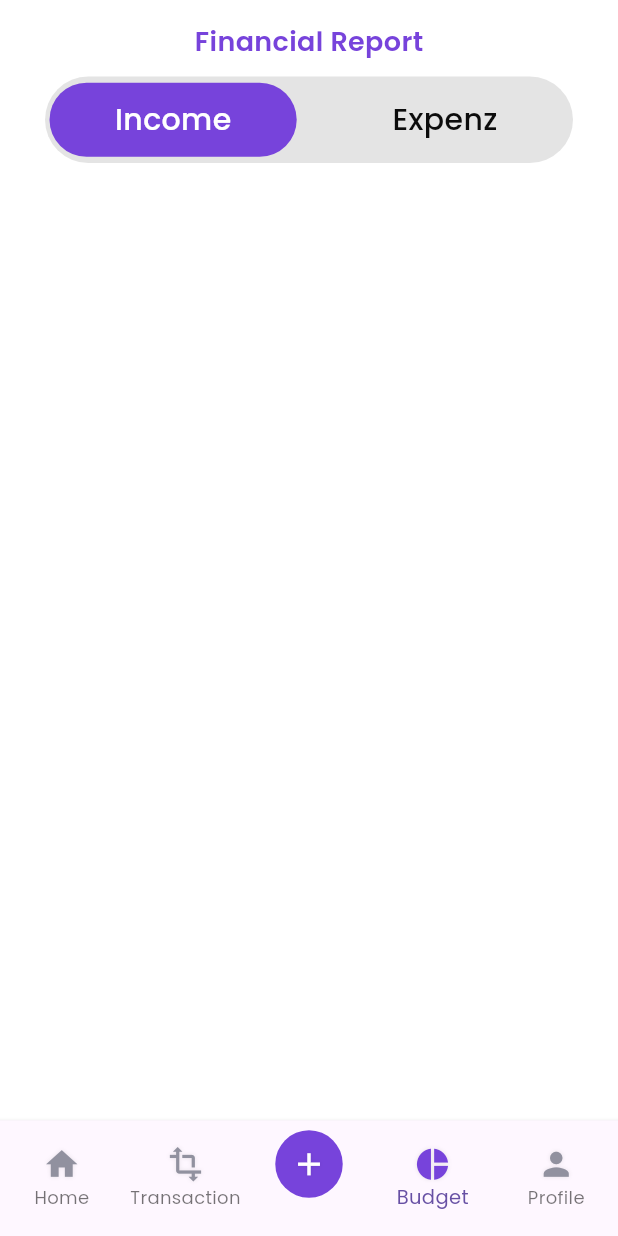
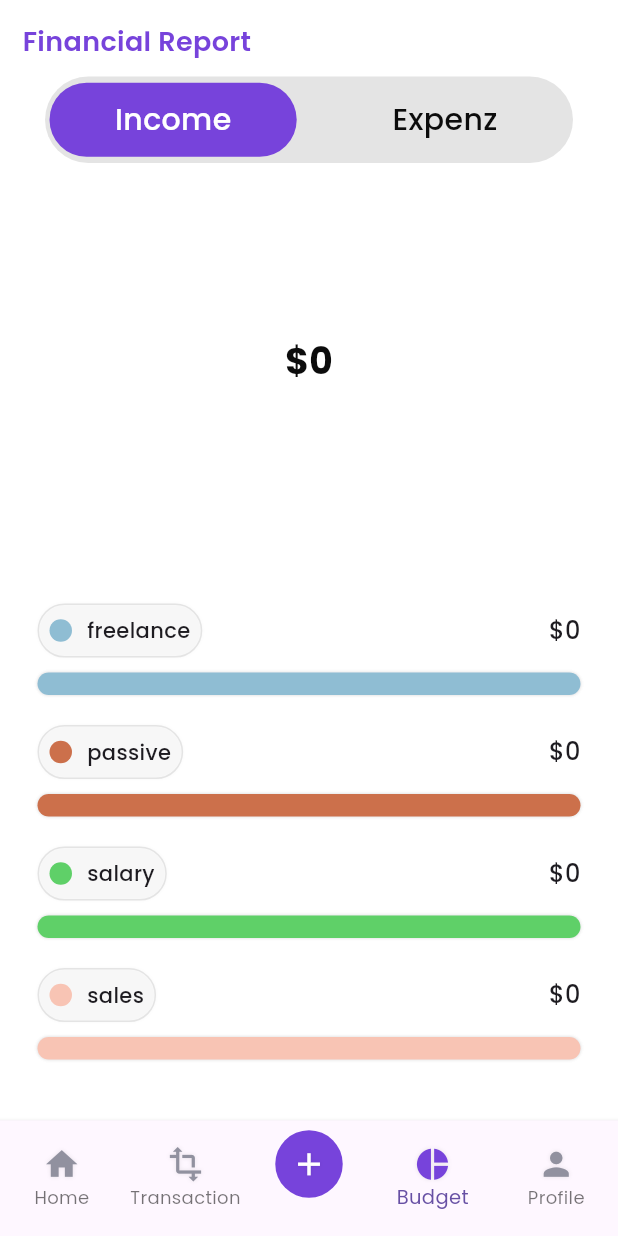
Before and after one commit to uchamod/flutter-Expenz_Manager, a Flutter app: the MainPage screen opened directly, item 4 of the bottom bar chosen, on a phone screen of 412 x 824 dp. Run offline on Flutter 3.47's test engine with Material 3 defaults, Android fonts, the phone set to English and light mode, and no system bars; drawn by our look-alikes of fl_chart; our stand-ins replace shared_preferences, smooth_page_indicator; accounts and stored records are empty.

Commit message:
implemant budget page with pie chat analysis

```diff
--- a/lib/model/expenzmodel.dart
+++ b/lib/model/expenzmodel.dart
@@ -22,7 +22,7 @@ class Expenzes {
   final ExpenzCategory catrgory;
   final String title;
   final String discription;
-  final dynamic amount;
+  final double amount;
   final String date;
   final String time;
 
--- a/lib/model/incomemodel.dart
+++ b/lib/model/incomemodel.dart
@@ -4,10 +4,26 @@ import 'package:flutter/material.dart';
 enum incomeCategory { salary, passive, freelance, sales }
 
 Map<incomeCategory, Icon> incomeCategoryImages = {
-  incomeCategory.salary:const Icon(Icons.attach_money_rounded,color: Colors.green,size: 35,),
-  incomeCategory.passive: const Icon(Icons.work_history_sharp,color: Colors.red,size: 35,),
-  incomeCategory.freelance: const Icon(Icons.design_services,color: Colors.blue,size: 35,),
-  incomeCategory.sales:const Icon(Icons.sell_outlined,color: Colors.orange,size: 35,)
+  incomeCategory.salary: const Icon(
+    Icons.attach_money_rounded,
+    color: Colors.green,
+    size: 35,
+  ),
+  incomeCategory.passive: const Icon(
+    Icons.work_history_sharp,
+    color: Colors.red,
+    size: 35,
+  ),
+  incomeCategory.freelance: const Icon(
+    Icons.design_services,
+    color: Colors.blue,
+    size: 35,
+  ),
+  incomeCategory.sales: const Icon(
+    Icons.sell_outlined,
+    color: Colors.orange,
+    size: 35,
+  )
 };
 Map<incomeCategory, Color> incomeColors = {
   incomeCategory.salary: const Color(0xff5FD068),
@@ -21,7 +37,7 @@ class Incomes {
   final incomeCategory catrgory;
   final String title;
   final String discription;
-  final dynamic amount;
+  final double amount;
   final String date;
   final String time;
 
@@ -56,7 +72,7 @@ class Incomes {
       discription: json["discription"],
       amount: json["amount"],
       date: json["date"],
-      time:json["time"],
+      time: json["time"],
     );
   }
 }
--- a/lib/screens/budgetpage/budget.dart
+++ b/lib/screens/budgetpage/budget.dart
@@ -1,8 +1,19 @@
+import 'package:expenze_manager/model/expenzmodel.dart';
+import 'package:expenze_manager/model/incomemodel.dart';
 import 'package:expenze_manager/util/constants.dart';
+import 'package:expenze_manager/widgets/categoryprogress_indicator.dart';
+import 'package:expenze_manager/widgets/piechartdigram.dart';
 import 'package:flutter/material.dart';
 
 class BudgetPage extends StatefulWidget {
-  const BudgetPage({super.key});
+  final Map<ExpenzCategory, double> expenzMap;
+  final Map<incomeCategory, double> incomeMap;
+
+  const BudgetPage({
+    super.key,
+    required this.expenzMap,
+    required this.incomeMap,
+  });
 
   @override
   State<BudgetPage> createState() => _BudgetPageState();
@@ -10,15 +21,26 @@ class BudgetPage extends StatefulWidget {
 
 class _BudgetPageState extends State<BudgetPage> {
   int _pageChecker = 0;
+  double amountE = 0;
+  double amountI = 0;
   @override
   Widget build(BuildContext context) {
+    amountE = widget.expenzMap[ExpenzCategory.entertainment]! +
+        widget.expenzMap[ExpenzCategory.food]! +
+        widget.expenzMap[ExpenzCategory.helth]! +
+        widget.expenzMap[ExpenzCategory.vechical]!;
+    amountI = widget.incomeMap[incomeCategory.freelance]! +
+        widget.incomeMap[incomeCategory.passive]! +
+        widget.incomeMap[incomeCategory.salary]! +
+        widget.incomeMap[incomeCategory.sales]!;
     return SafeArea(
       child: Scaffold(
         backgroundColor: Colors.white,
         body: Padding(
           padding: const EdgeInsets.all(15),
+          child: SingleChildScrollView(
             child: Column(
-            mainAxisAlignment: MainAxisAlignment.start,
+              crossAxisAlignment: CrossAxisAlignment.start,
               children: [
                 Text(
                   "Financial Report",
@@ -27,7 +49,9 @@ class _BudgetPageState extends State<BudgetPage> {
                       fontWeight: FontWeight.w600,
                       color: kcButtonBlue),
                 ),
-              const SizedBox(height: 10,),
+                const SizedBox(
+                  height: 10,
+                ),
                 Padding(
                   padding: const EdgeInsets.symmetric(horizontal: 15),
                   child: Container(
@@ -101,7 +125,62 @@ class _BudgetPageState extends State<BudgetPage> {
                     ),
                   ),
                 ),
+
+                //pie chart
+                SizedBox(
+                  width: double.maxFinite,
+                  height: MediaQuery.of(context).size.height * 0.32,
+                  child: PieChartDigram(
+                    expenzMap: widget.expenzMap,
+                    incomeMap: widget.incomeMap,
+                    isExpenz: _pageChecker == 1,
+                  ),
+                ),
+                const SizedBox(
+                  height: 20,
+                ),
+                //list view
+                _pageChecker != 0
+                    ? ListView.builder(
+                        shrinkWrap: true,
+                        scrollDirection: Axis.vertical,
+                        physics: const AlwaysScrollableScrollPhysics(),
+                        itemCount: widget.expenzMap.length,
+                        itemBuilder: (context, index) {
+                          //get category
+                          final category = widget.expenzMap.keys.toList()[index];
+                          //get amount for each category
+                          double amount = widget.expenzMap.values.toList()[index];
+                          //get category color
+                          final categoryColor = expenzColors[category]!;
+                          return CategoryprogressIndicator(
+                              category: category.name,
+                              amount: amount,
+                              total: amountE,
+                              categoryColor: categoryColor);
+                        },
+                      )
+                    : ListView.builder(
+                        shrinkWrap: true,
+                        scrollDirection: Axis.vertical,
+                        physics: const AlwaysScrollableScrollPhysics(),
+                        itemCount: widget.incomeMap.length,
+                        itemBuilder: (context, index) {
+                          //get category
+                          final category = widget.incomeMap.keys.toList()[index];
+                          //get amount for each category
+                          double amount = widget.incomeMap.values.toList()[index];
+                          //get category color
+                          final categoryColor = incomeColors[category]!;
+                          return CategoryprogressIndicator(
+                              category: category.name,
+                              amount: amount,
+                              total: amountI,
+                              categoryColor: categoryColor);
+                        },
+                      )
               ],
+            ),
           ),
         ),
       ),
--- a/lib/screens/homepage/homepage.dart
+++ b/lib/screens/homepage/homepage.dart
@@ -22,8 +22,8 @@ class HomePage extends StatefulWidget {
 
 class _HomePageState extends State<HomePage> {
   String username = "";
-  dynamic totalExpenz;
-  dynamic totalIncome;
+  double  totalExpenz=0;
+  double totalIncome=0;
   // List<Expenzes> expenzWrapperList = DataWrapper().expenzList;
   // List<Incomes> incomeWrapperList = DataWrapper().incomeList;
 
@@ -38,15 +38,15 @@ class _HomePageState extends State<HomePage> {
 
       }
     });
-    //  setState(() {
-    //       for (var i = 0; i < widget.expenzList!.length; i++) {
-    //         totalExpenz += widget.expenzList![i].amount;
-    //       }
-    //       for (var i = 0; i < widget.incomeList!.length; i++) {
-    //         totalIncome += widget.incomeList![i].amount;
-    //       }
-    //     });
-    super.initState();
+     setState(() {
+          for (var i = 0; i < widget.expenzList!.length; i++) {
+            totalExpenz += widget.expenzList![i].amount;
+          }
+          for (var i = 0; i < widget.incomeList!.length; i++) {
+            totalIncome += widget.incomeList![i].amount;
+          }
+        });
+   // super.initState();
   }
 
   @override
@@ -101,12 +101,12 @@ class _HomePageState extends State<HomePage> {
                       FullExpenzShowCard(
                           icon: Icons.arrow_downward_rounded,
                           title: "Income",
-                          amount: totalIncome.toString(),
+                          amount: totalIncome,
                           color: kcCardGreen),
                       FullExpenzShowCard(
                           icon: Icons.arrow_upward,
                           title: "Expenz",
-                          amount: totalExpenz.toString(),
+                          amount: totalExpenz,
                           color: kcCardRed)
                     ],
                   ),
@@ -182,7 +182,7 @@ class _HomePageState extends State<HomePage> {
                                         title: expenz.title,
                                         discription: expenz.discription,
                                         amount: expenz.amount,
-                                        time: expenz.time,
+                                        time: expenz.date,
                                         image: expenzCategoryImages[
                                             expenz.catrgory]!);
                                   }),
--- a/lib/screens/transactionpage/transaction.dart
+++ b/lib/screens/transactionpage/transaction.dart
@@ -92,7 +92,7 @@ class _TransactionPageState extends State<TransactionPage> {
                                       title: expenz.title,
                                       discription: expenz.discription,
                                       amount: expenz.amount,
-                                      time: expenz.time,
+                                      time: expenz.date,
                                       image: expenzCategoryImages[
                                           expenz.catrgory]!),
                                 );
@@ -102,7 +102,7 @@ class _TransactionPageState extends State<TransactionPage> {
                 ),
               ),
               const SizedBox(
-                height: 15,
+                height: 25,
               ),
               Text(
                 "Incomes",
@@ -152,7 +152,7 @@ class _TransactionPageState extends State<TransactionPage> {
                                   title: incomes.title,
                                   discription: incomes.discription,
                                   amount: incomes.amount,
-                                  time: incomes.time,
+                                  time: incomes.date,
                                   image:
                                       incomeCategoryImages[incomes.catrgory]!),
                             );
--- a/lib/util/constants.dart
+++ b/lib/util/constants.dart
@@ -9,4 +9,5 @@ Color kcCardGreen = const Color(0xff00A86B);
 Color kcCardRed = const Color(0xffFD3C4A);
 Color kcCardyellow = const Color(0xffFCAC12);
 Color kccardShadow = const Color(0xffE4E4E4);
+Color kcIndicatorbackground = const Color(0xffF1F1FA);
 Color kcCardlightblue = const Color.fromARGB(255, 3, 110, 168);
--- /dev/null
+++ b/lib/widgets/categoryprogress_indicator.dart
@@ -0,0 +1,96 @@
+import 'package:expenze_manager/util/constants.dart';
+import 'package:flutter/material.dart';
+
+class CategoryprogressIndicator extends StatefulWidget {
+  final String category;
+  final double amount;
+  final double total;
+  final Color categoryColor;
+  const CategoryprogressIndicator(
+      {super.key,
+      required this.category,
+      required this.amount,
+      required this.total,
+      required this.categoryColor});
+
+  @override
+  State<CategoryprogressIndicator> createState() =>
+      _CategoryprogressIndicatorState();
+}
+
+class _CategoryprogressIndicatorState extends State<CategoryprogressIndicator> {
+  @override
+  Widget build(BuildContext context) {
+    double progressWidth = widget.amount / widget.total;
+    return Container(
+      padding: const EdgeInsets.all(10),
+      child: Column(
+        crossAxisAlignment: CrossAxisAlignment.start,
+        children: [
+          Row(
+            mainAxisAlignment: MainAxisAlignment.spaceBetween,
+            children: [
+              //show category
+              Container(
+
+                decoration: BoxDecoration(
+                    borderRadius: BorderRadius.circular(40),
+                    border: Border.all(color: kccardShadow),
+                    boxShadow: [BoxShadow(color: kccardShadow.withOpacity(0.3), blurRadius: 1)]),
+                padding: const EdgeInsets.all(7),
+                child: Row(
+                  mainAxisAlignment: MainAxisAlignment.spaceBetween,
+                  children: [
+                    //dot
+                    Container(
+                      width: 15,
+                      height: 15,
+                      decoration: BoxDecoration(
+                          color: widget.categoryColor,
+                          borderRadius: BorderRadius.circular(100)),
+                    ),
+                    const SizedBox(width: 10,),
+                    //category
+                    // ignore: prefer_const_constructors
+                    Text(widget.category,style: TextStyle(fontWeight: FontWeight.w500),)
+                  ],
+                ),
+              ),
+              //amount
+              Text("\$${widget.amount.toStringAsFixed(0)}",style: const TextStyle(fontSize: 16,fontWeight: FontWeight.w500),),
+            ],
+          ),
+          const SizedBox(
+            height: 10,
+          ),
+          Stack(
+            children:[
+              Container(
+                  width: double.infinity,
+                  height: 15,
+                  decoration: BoxDecoration(
+                color: kcIndicatorbackground,
+
+                borderRadius: BorderRadius.circular(40),
+                boxShadow: [
+                  BoxShadow(color: kccardShadow, blurRadius: 1),
+                ],
+              ),
+              ),
+              Container(
+              width: MediaQuery.of(context).size.width * progressWidth,
+              height: 15,
+              decoration: BoxDecoration(
+                color: widget.categoryColor,
+                borderRadius: BorderRadius.circular(40),
+                boxShadow: [
+                  BoxShadow(color: kccardShadow, blurRadius: 1),
+                ],
+              ),
+            ),]
+          ),
+        ],
+      ),
+    );
+  }
+}
--- a/lib/widgets/fullexpenzshowwidget.dart
+++ b/lib/widgets/fullexpenzshowwidget.dart
@@ -5,7 +5,7 @@ class FullExpenzShowCard extends StatefulWidget {
   final IconData icon;
   final String title;
   final Color color;
-  final dynamic amount;
+  final double amount;
   const FullExpenzShowCard(
       {super.key,
       required this.icon,
@@ -51,7 +51,7 @@ class _FullExpenzShowCardState extends State<FullExpenzShowCard> {
                       fontWeight: FontWeight.w500),
                 ),
                 Text(
-                 widget.amount,
+                 "\$${widget.amount.toStringAsFixed(0)}",
                   style: TextStyle(
                       color: kcButtonText,
                       fontSize: 18,
--- a/lib/widgets/mainpage.dart
+++ b/lib/widgets/mainpage.dart
@@ -1,5 +1,3 @@
-import 'dart:async';
-
 import 'package:expenze_manager/model/expenzmodel.dart';
 import 'package:expenze_manager/model/incomemodel.dart';
 import 'package:expenze_manager/screens/addingpage.dart/adding.dart';
@@ -11,7 +9,6 @@ import 'package:expenze_manager/service/expenz_service.dart';
 import 'package:expenze_manager/service/income_service.dart';
 import 'package:expenze_manager/util/constants.dart';
 import 'package:flutter/material.dart';
-import 'package:shared_preferences/shared_preferences.dart';
 
 class MainPage extends StatefulWidget {
   const MainPage({super.key});
@@ -75,28 +72,59 @@ class _MainPageState extends State<MainPage> {
     });
   }
 
+  //get expenz  category total map
+  Map<ExpenzCategory, double> calExpenz() {
+    Map<ExpenzCategory, double> expenzMap = {
+      ExpenzCategory.food: 0,
+      ExpenzCategory.entertainment: 0,
+      ExpenzCategory.helth: 0,
+      ExpenzCategory.vechical: 0,
+    };
+    //calculate totl amounts by category
+    for (Expenzes expenz in expenzList!) {
+      expenzMap[expenz.catrgory] = expenzMap[expenz.catrgory]! + expenz.amount;
+    }
+    return expenzMap;
+  }
 
+  double expenzamount = 0;
+  //get income category total map
+  Map<incomeCategory, double> calIncome() {
+    Map<incomeCategory, double> incomeMap = {
+      incomeCategory.freelance: 0,
+      incomeCategory.passive: 0,
+      incomeCategory.salary: 0,
+      incomeCategory.sales: 0,
+    };
+    //calculate total  amounts by category
+    for (Incomes income in incomeList!) {
+      incomeMap[income.catrgory] = incomeMap[income.catrgory]! + income.amount;
+      expenzamount += income.amount;
+    }
+    return incomeMap;
+  }
+
+  //final Map<incomeCategory, double> incomeMap;
+
+  int _selectIndex = 0;
 
   @override
   void initState() {
     setState(() {
       fetchExpenzes();
       fetchIncome();
-
     });
 
     // TODO: implement initState
     super.initState();
   }
 
-  int _selectIndex = 0;
-
   @override
   Widget build(BuildContext context) {
     List<Widget> screens = [
       HomePage(
         expenzList: expenzList,
-
+        incomeList: incomeList,
       ),
       TransactionPage(
         expenzList: expenzList,
@@ -108,7 +136,11 @@ class _MainPageState extends State<MainPage> {
         expenz: addnewExpenz,
         income: addnewIncome,
       ),
-      const BudgetPage(),
+      BudgetPage(
+        expenzMap: calExpenz(),
+        incomeMap: calIncome(),
+
+      ),
       const ProfilePage()
     ];
     return Scaffold(
--- /dev/null
+++ b/lib/widgets/piechartdigram.dart
@@ -0,0 +1,120 @@
+import 'package:expenze_manager/model/expenzmodel.dart';
+import 'package:expenze_manager/model/incomemodel.dart';
+import 'package:expenze_manager/util/constants.dart';
+import 'package:fl_chart/fl_chart.dart';
+import 'package:flutter/material.dart';
+
+class PieChartDigram extends StatefulWidget {
+  final Map<ExpenzCategory, double> expenzMap;
+  final Map<incomeCategory, double> incomeMap;
+  final bool isExpenz;
+  const PieChartDigram(
+      {super.key,
+      required this.expenzMap,
+      required this.incomeMap,
+      required this.isExpenz});
+
+  @override
+  State<PieChartDigram> createState() => _PieChartDigramState();
+}
+
+class _PieChartDigramState extends State<PieChartDigram> {
+  double chatRadius = 40;
+  double? amountE = 0;
+  double? amountI = 0;
+
+  List<PieChartSectionData> getSectionData() {
+    if (widget.isExpenz) {
+      return [
+        PieChartSectionData(
+          color: expenzColors[ExpenzCategory.entertainment],
+          value: widget.expenzMap[ExpenzCategory.entertainment] ?? 0,
+          radius: chatRadius,
+          showTitle: false,
+        ),
+        PieChartSectionData(
+          color: expenzColors[ExpenzCategory.food],
+          value: widget.expenzMap[ExpenzCategory.food] ?? 0,
+          radius: chatRadius,
+          showTitle: false,
+        ),
+        PieChartSectionData(
+          color: expenzColors[ExpenzCategory.helth],
+          value: widget.expenzMap[ExpenzCategory.helth] ?? 0,
+          radius: chatRadius,
+          showTitle: false,
+        ),
+        PieChartSectionData(
+          color: expenzColors[ExpenzCategory.vechical],
+          value: widget.expenzMap[ExpenzCategory.vechical] ?? 0,
+          radius: chatRadius,
+          showTitle: false,
+        ),
+      ];
+    } else {
+      return [
+        PieChartSectionData(
+          color: incomeColors[incomeCategory.freelance],
+          value: widget.incomeMap[incomeCategory.freelance] ?? 0,
+          radius: chatRadius,
+          showTitle: false,
+        ),
+        PieChartSectionData(
+          color: incomeColors[incomeCategory.passive],
+          value: widget.incomeMap[incomeCategory.passive] ?? 0,
+          radius: chatRadius,
+          showTitle: false,
+        ),
+        PieChartSectionData(
+          color: incomeColors[incomeCategory.salary],
+          value: widget.incomeMap[incomeCategory.salary] ?? 0,
+          radius: chatRadius,
+          showTitle: false,
+        ),
+        PieChartSectionData(
+          color: incomeColors[incomeCategory.sales],
+          value: widget.incomeMap[incomeCategory.sales] ?? 0,
+          radius: chatRadius,
+          showTitle: false,
+        ),
+      ];
+    }
+  }
+
+  @override
+  Widget build(BuildContext context) {
+    amountE = widget.expenzMap[ExpenzCategory.entertainment]! +
+        widget.expenzMap[ExpenzCategory.food]! +
+        widget.expenzMap[ExpenzCategory.helth]! +
+        widget.expenzMap[ExpenzCategory.vechical]!;
+    amountI = widget.incomeMap[incomeCategory.freelance]! +
+        widget.incomeMap[incomeCategory.passive]! +
+        widget.incomeMap[incomeCategory.salary]! +
+        widget.incomeMap[incomeCategory.sales]!;
+    return Stack(children: [
+      widget.isExpenz
+          ? Center(
+              child: Text(
+              "\$${amountE!.toStringAsFixed(0)}",
+              style: TextStyle(
+                  color: kcHedingBlack,
+                  fontSize: 24,
+                  fontWeight: FontWeight.w700),
+            ))
+          : Center(
+              child: Text(
+              "\$${amountI!.toStringAsFixed(0)}",
+              style: TextStyle(
+                  color: kcHedingBlack,
+                  fontSize: 24,
+                  fontWeight: FontWeight.w700),
+            )),
+      PieChart(PieChartData(
+        sections: getSectionData(),
+        sectionsSpace: 0,
+        centerSpaceRadius: 75,
+        startDegreeOffset: -50,
+      )),
+    ]);
+  }
+}
--- a/lib/widgets/reusableitem.dart
+++ b/lib/widgets/reusableitem.dart
@@ -7,7 +7,7 @@ class ReusableItem extends StatefulWidget {
 
   final String title;
   final String discription;
-  final dynamic amount;
+  final double amount;
   final String time;
   final Icon image;
   const ReusableItem(
@@ -88,7 +88,7 @@ class _ReusableItemState extends State<ReusableItem> {
                     crossAxisAlignment: CrossAxisAlignment.end,
                     children: [
                       //card amount
-                      Text(widget.amount.toString(),
+                      Text("\$${widget.amount.toStringAsFixed(0)}",
                           style: TextStyle(
                               fontSize: 16,
                               fontWeight: FontWeight.w500,
```
Lines whose indentation alone changed are shown as unchanged.
